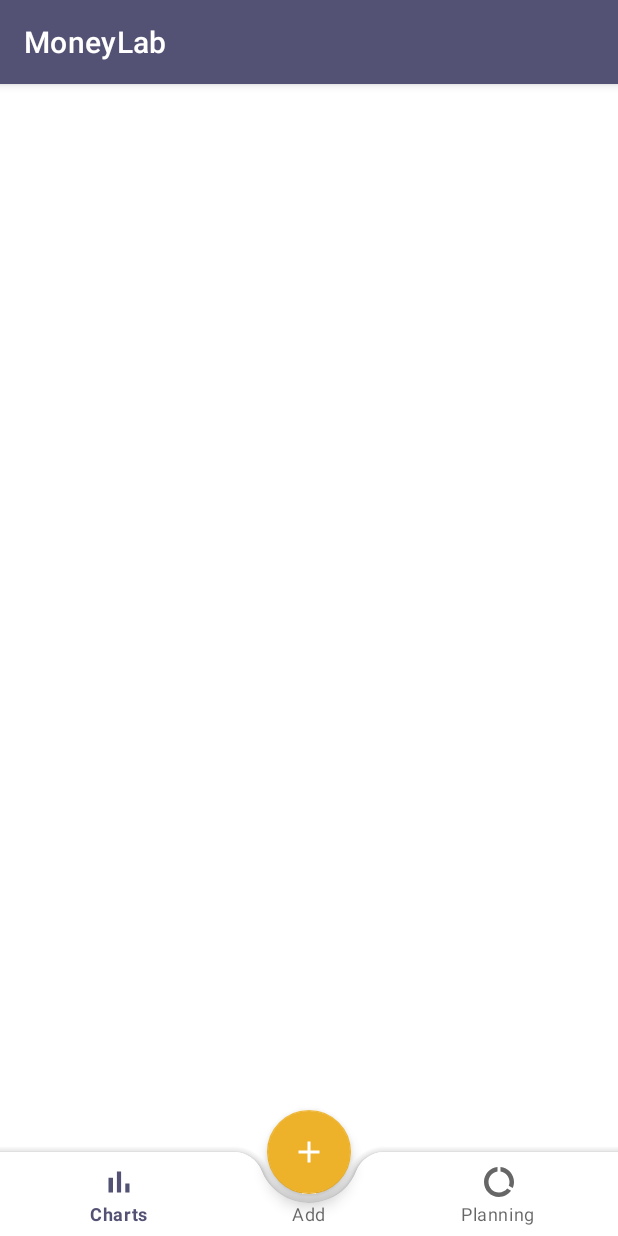
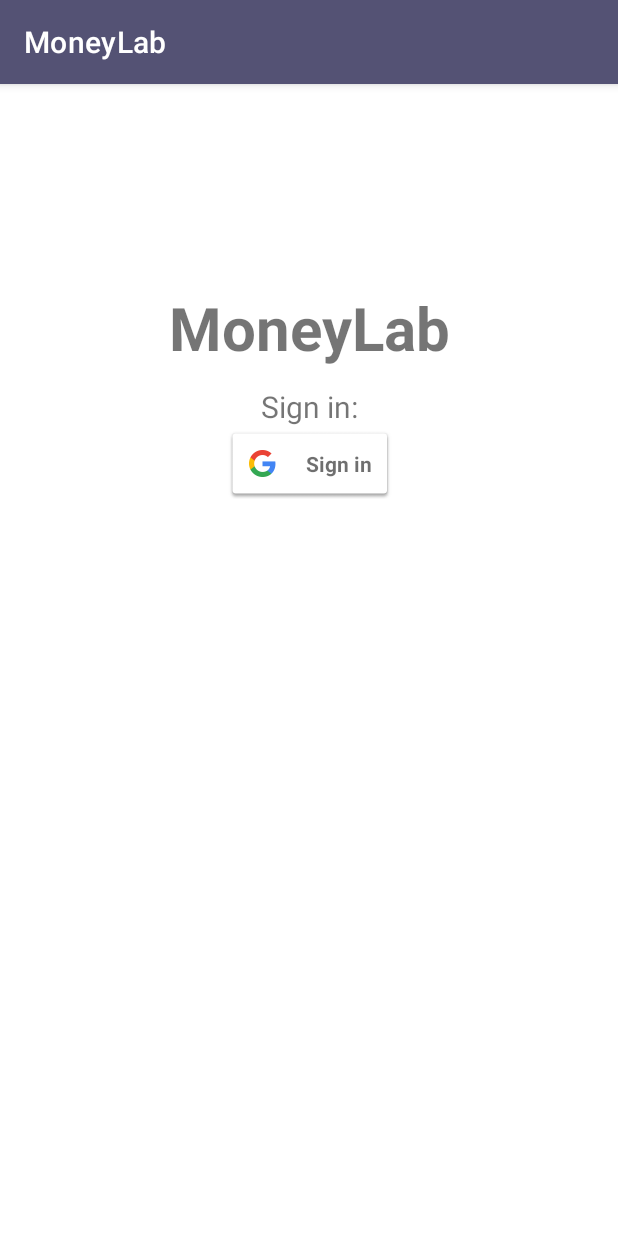
Before and after one commit to GholemHub/MoneyLab2, an Android app: the screen it shows after launch (MainActivity), on a phone screen of 412 x 824 dp. Run offline under Robolectric (Android 15) with nearby library versions, the phone set to English and light mode, and no system bars; our stand-ins replace Dagger/Hilt's generated code, Timber, navigation-ui; 4 statements that could not run were skipped.

Commit message:
[G] Google sign in + Authentication Fragment

```diff
--- a/app/build.gradle
+++ b/app/build.gradle
@@ -5,6 +5,7 @@
     id "kotlin-kapt"
     id 'dagger.hilt.android.plugin'
     id 'androidx.navigation.safeargs.kotlin'
+    id 'com.google.gms.google-services'
 }
 
 android {
@@ -62,6 +63,9 @@
 
     // Hilt
     implementation("com.google.dagger:hilt-android:2.38.1")
+    implementation 'com.google.android.gms:play-services-base:18.1.0'
+    implementation 'com.google.android.gms:play-services-auth:20.2.0'
+
     kapt("com.google.dagger:hilt-android-compiler:2.38.1")
 
     // Rest
--- a/app/src/main/AndroidManifest.xml
+++ b/app/src/main/AndroidManifest.xml
@@ -2,6 +2,8 @@
 <manifest xmlns:android="http://schemas.android.com/apk/res/android"
     xmlns:tools="http://schemas.android.com/tools"
     package="com.gholem.moneylab">
+
+    <uses-permission android:name="android.permission.INTERNET"/>
 
     <application
         android:name=".app.App"
--- /dev/null
+++ b/app/src/main/java/com/gholem/moneylab/features/authentication/AuthenticationFragment.kt
@@ -0,0 +1,68 @@
+package com.gholem.moneylab.features.authentication
+
+import android.content.Intent
+import androidx.fragment.app.viewModels
+import com.gholem.moneylab.arch.base.BaseFragment
+import com.gholem.moneylab.databinding.FragmentAuthenticationBinding
+import com.gholem.moneylab.features.authentication.navigation.AuthenticationNavigation
+import com.gholem.moneylab.features.authentication.viewmodel.AuthenticationViewModel
+import com.gholem.moneylab.features.authentication.viewmodel.AuthenticationViewModel.Companion.RC_SIGN_IN
+import com.google.android.gms.auth.api.signin.GoogleSignIn
+import com.google.android.gms.auth.api.signin.GoogleSignInAccount
+import com.google.android.gms.auth.api.signin.GoogleSignInClient
+import com.google.android.gms.auth.api.signin.GoogleSignInOptions
+import com.google.android.gms.tasks.Task
+import dagger.hilt.android.AndroidEntryPoint
+import timber.log.Timber
+
+
+@AndroidEntryPoint
+class AuthenticationFragment :
+    BaseFragment<FragmentAuthenticationBinding, AuthenticationViewModel>() {
+
+    private val viewModel: AuthenticationViewModel by viewModels()
+
+    lateinit var authenticationNavigation: AuthenticationNavigation
+
+    override fun constructViewBinding(): FragmentAuthenticationBinding =
+        FragmentAuthenticationBinding.inflate(layoutInflater)
+
+    override fun init(viewBinding: FragmentAuthenticationBinding) {
+        googleSignInOptions()
+
+        viewBinding.GoogleSignInButton.setOnClickListener {
+            signIn()
+
+            Timber.i("Gogole sign in")
+        }
+    }
+
+    override fun setupNavigation() {
+        authenticationNavigation = AuthenticationNavigation(navControllerWrapper)
+        viewModel.navigation.observe(this, authenticationNavigation::navigate)
+    }
+
+    lateinit var mGoogleSignInClient: GoogleSignInClient
+
+    override fun onActivityResult(requestCode: Int, resultCode: Int, data: Intent?) {
+        super.onActivityResult(requestCode, resultCode, data)
+        val task: Task<GoogleSignInAccount> =
+            GoogleSignIn.getSignedInAccountFromIntent(data)
+
+        viewModel.handleSignInResult(task)
+    }
+
+    private fun signIn() {
+        val signInIntent = mGoogleSignInClient.signInIntent
+        startActivityForResult(signInIntent, RC_SIGN_IN)
+    }
+
+    fun googleSignInOptions() {
+        val gso = GoogleSignInOptions.Builder(GoogleSignInOptions.DEFAULT_SIGN_IN)
+            .requestEmail()
+            .build()
+        GoogleSignIn.getLastSignedInAccount(requireContext())
+
+        mGoogleSignInClient = GoogleSignIn.getClient(requireContext(), gso)
+    }
+}
--- /dev/null
+++ b/app/src/main/java/com/gholem/moneylab/features/authentication/navigation/AuthenticationNavigation.kt
@@ -0,0 +1,17 @@
+package com.gholem.moneylab.features.authentication.navigation
+
+import com.gholem.moneylab.arch.nav.NavControllerWrapper
+import com.gholem.moneylab.arch.nav.NavigationController
+import com.gholem.moneylab.features.authentication.AuthenticationFragmentDirections.Companion.actionAuthenticationFragmentToChartNavigation
+import javax.inject.Inject
+
+class AuthenticationNavigation @Inject constructor(
+    private val navControllerWrapper: NavControllerWrapper
+) : NavigationController<AuthenticationNavigationEvent> {
+    override fun navigate(event: AuthenticationNavigationEvent) {
+        when (event) {
+            AuthenticationNavigationEvent.ToDashboard ->
+                navControllerWrapper.navigate(actionAuthenticationFragmentToChartNavigation())
+        }
+    }
+}
--- /dev/null
+++ b/app/src/main/java/com/gholem/moneylab/features/authentication/navigation/AuthenticationNavigationEvent.kt
@@ -0,0 +1,6 @@
+package com.gholem.moneylab.features.authentication.navigation
+
+sealed class AuthenticationNavigationEvent {
+
+    object ToDashboard : AuthenticationNavigationEvent()
+}
--- /dev/null
+++ b/app/src/main/java/com/gholem/moneylab/features/authentication/viewmodel/AuthenticationViewModel.kt
@@ -0,0 +1,38 @@
+package com.gholem.moneylab.features.authentication.viewmodel
+
+import android.content.ContentValues
+import android.util.Log
+import androidx.lifecycle.ViewModel
+import com.gholem.moneylab.arch.nav.NavigationLiveData
+import com.gholem.moneylab.common.BottomNavigationVisibilityBus
+import com.gholem.moneylab.features.authentication.navigation.AuthenticationNavigationEvent
+import com.google.android.gms.auth.api.signin.GoogleSignInAccount
+import com.google.android.gms.common.api.ApiException
+import com.google.android.gms.tasks.Task
+import dagger.hilt.android.lifecycle.HiltViewModel
+import javax.inject.Inject
+
+@HiltViewModel
+class AuthenticationViewModel @Inject constructor(
+    private val bottomNavigationVisibilityBus: BottomNavigationVisibilityBus
+) : ViewModel() {
+
+    val navigation: NavigationLiveData<AuthenticationNavigationEvent> = NavigationLiveData()
+
+    fun goToDashboard() {
+        navigation.emit(AuthenticationNavigationEvent.ToDashboard)
+        bottomNavigationVisibilityBus.changeVisibility(true)
+    }
+
+    fun handleSignInResult(completedTask: Task<GoogleSignInAccount>) {
+        try {
+            goToDashboard()
+        } catch (e: ApiException) {
+            Log.w(ContentValues.TAG, "signInResult:failed code=" + e.statusCode)
+        }
+    }
+
+    companion object {
+        var RC_SIGN_IN = 0
+    }
+}
--- a/app/src/main/java/com/gholem/moneylab/features/splashScreen/SplashFragment.kt
+++ b/app/src/main/java/com/gholem/moneylab/features/splashScreen/SplashFragment.kt
@@ -3,12 +3,12 @@
 import androidx.appcompat.app.AppCompatActivity
 import androidx.core.view.isVisible
 import androidx.fragment.app.viewModels
-import androidx.viewbinding.ViewBinding
 import com.gholem.moneylab.arch.base.BaseFragment
 import com.gholem.moneylab.databinding.FragmentSplashBinding
 import com.gholem.moneylab.features.splashScreen.navigation.SplashNavigation
 import com.gholem.moneylab.features.splashScreen.viewmodel.SplashViewModel
 import com.gholem.moneylab.util.observeWithLifecycle
+import com.google.android.gms.auth.api.signin.GoogleSignIn
 import dagger.hilt.android.AndroidEntryPoint
 
 @AndroidEntryPoint
@@ -24,6 +24,7 @@
     override fun init(viewBinding: FragmentSplashBinding) {
         observeData()
         viewModel.init()
+        googleSignInOptions()
     }
 
     override fun onResume() {
@@ -39,6 +40,15 @@
     override fun setupNavigation() {
         splashNavigation = SplashNavigation(navControllerWrapper)
         viewModel.navigation.observe(this, splashNavigation::navigate)
+    }
+
+    fun googleSignInOptions() {
+        val account = GoogleSignIn.getLastSignedInAccount(requireContext())
+        if (account == null) {
+            viewModel.goToAuthentication()
+        } else {
+            viewModel.goToDashboard()
+        }
     }
 
     private fun observeData() {
--- a/app/src/main/java/com/gholem/moneylab/features/splashScreen/navigation/SplashNavigation.kt
+++ b/app/src/main/java/com/gholem/moneylab/features/splashScreen/navigation/SplashNavigation.kt
@@ -2,6 +2,7 @@
 
 import com.gholem.moneylab.arch.nav.NavControllerWrapper
 import com.gholem.moneylab.arch.nav.NavigationController
+import com.gholem.moneylab.features.splashScreen.SplashFragmentDirections.Companion.actionSplashFragmentToAuthenticationFragment
 import com.gholem.moneylab.features.splashScreen.SplashFragmentDirections.Companion.actionToDashboard
 import javax.inject.Inject
 
@@ -12,6 +13,8 @@
     override fun navigate(event: SplashNavigationEvent) {
         when (event) {
             SplashNavigationEvent.ToDashboard -> navControllerWrapper.navigate(actionToDashboard())
+            SplashNavigationEvent.ToAuthentication -> navControllerWrapper.navigate(
+                actionSplashFragmentToAuthenticationFragment())
         }
     }
 }
--- a/app/src/main/java/com/gholem/moneylab/features/splashScreen/navigation/SplashNavigationEvent.kt
+++ b/app/src/main/java/com/gholem/moneylab/features/splashScreen/navigation/SplashNavigationEvent.kt
@@ -3,4 +3,5 @@
 sealed class SplashNavigationEvent {
 
     object ToDashboard : SplashNavigationEvent()
+    object ToAuthentication : SplashNavigationEvent()
 }
--- a/app/src/main/java/com/gholem/moneylab/features/splashScreen/viewmodel/SplashViewModel.kt
+++ b/app/src/main/java/com/gholem/moneylab/features/splashScreen/viewmodel/SplashViewModel.kt
@@ -25,8 +25,10 @@
 
     fun init() = viewModelScope.launch {
         _uiState.send(UiState.Loading)
-        delay(3000) { _uiState.send(UiState.Loaded) }
-        delay(1000) { _uiState.send(UiState.NavigateToDashboard) }
+    }
+
+    fun goToAuthentication() {
+        navigation.emit(SplashNavigationEvent.ToAuthentication)
     }
 
     fun goToDashboard() {
--- a/app/src/main/java/com/gholem/moneylab/util/CodeExamples.kt
+++ b/app/src/main/java/com/gholem/moneylab/util/CodeExamples.kt
@@ -21,4 +21,6 @@
         coroutineChannel.trySend(GlobalScope.launch(start = CoroutineStart.LAZY) {
         })
     }
+
+    // To Get Data From Google Use: val account = completedTask.getResult(ApiException::class.java)
 }
--- /dev/null
+++ b/app/src/main/res/layout/fragment_authentication.xml
@@ -0,0 +1,45 @@
+<?xml version="1.0" encoding="utf-8"?>
+<androidx.constraintlayout.widget.ConstraintLayout xmlns:android="http://schemas.android.com/apk/res/android"
+    xmlns:app="http://schemas.android.com/apk/res-auto"
+    xmlns:tools="http://schemas.android.com/tools"
+    android:layout_width="match_parent"
+    android:layout_height="match_parent"
+    tools:context="com.gholem.moneylab.main.MainActivity">
+
+
+    <TextView
+
+        android:id="@+id/textView3"
+        android:layout_width="wrap_content"
+        android:layout_height="wrap_content"
+        android:layout_marginTop="135dp"
+        android:text="MoneyLab"
+        android:textSize="40sp"
+        android:textStyle="bold"
+        app:layout_constraintEnd_toEndOf="parent"
+        app:layout_constraintStart_toStartOf="parent"
+        app:layout_constraintTop_toTopOf="parent" />
+
+    <TextView
+        android:id="@+id/textView2"
+        android:layout_width="wrap_content"
+        android:layout_height="wrap_content"
+        android:layout_marginTop="12dp"
+        android:text="Sign in:"
+        android:textSize="20sp"
+        app:layout_constraintEnd_toEndOf="@+id/textView3"
+        app:layout_constraintStart_toStartOf="@+id/textView3"
+        app:layout_constraintTop_toBottomOf="@+id/textView3" />
+
+    <com.google.android.gms.common.SignInButton
+        android:id="@+id/Google_sign_in_button"
+        android:layout_width="wrap_content"
+        android:layout_height="wrap_content"
+
+        app:layout_constraintBottom_toBottomOf="parent"
+        app:layout_constraintEnd_toEndOf="@+id/textView2"
+        app:layout_constraintStart_toStartOf="@+id/textView2"
+        app:layout_constraintTop_toBottomOf="@+id/textView2" />
+
+
+</androidx.constraintlayout.widget.ConstraintLayout>
--- a/app/src/main/res/layout/fragment_splash.xml
+++ b/app/src/main/res/layout/fragment_splash.xml
@@ -23,7 +23,8 @@
         app:layout_constraintBottom_toBottomOf="@id/splash_guideline_bottom"
         app:layout_constraintEnd_toEndOf="parent"
         app:layout_constraintStart_toStartOf="parent"
-        app:layout_constraintTop_toTopOf="@id/splash_guideline_top" />
+        app:layout_constraintTop_toTopOf="@id/splash_guideline_top"
+        />
 
     <androidx.constraintlayout.widget.Guideline
         android:id="@+id/splash_guideline_bottom"
--- a/app/src/main/res/navigation/dashboard_navigation.xml
+++ b/app/src/main/res/navigation/dashboard_navigation.xml
@@ -16,9 +16,23 @@
             app:destination="@id/chart_navigation"
             app:popUpTo="@id/dashboard_navigation"
             app:popUpToInclusive="true" />
+        <action
+            android:id="@+id/action_splash_fragment_to_authenticationFragment"
+            app:destination="@id/authenticationFragment"
+            app:popUpTo="@id/dashboard_navigation"
+            app:popUpToInclusive="true"/>
     </fragment>
 
     <include app:graph="@navigation/chart_navigation" />
     <include app:graph="@navigation/add_navigation" />
     <include app:graph="@navigation/planning_navigation" />
+    <fragment
+        android:id="@+id/authenticationFragment"
+        android:name="com.gholem.moneylab.features.authentication.AuthenticationFragment"
+        android:label="AuthenticationFragment" >
+        <action
+            android:id="@+id/action_authenticationFragment_to_chart_navigation"
+            app:destination="@id/chart_navigation"
+            />
+    </fragment>
 </navigation>
--- a/build.gradle
+++ b/build.gradle
@@ -5,10 +5,11 @@
         mavenCentral()
     }
     dependencies {
-        classpath "com.android.tools.build:gradle:7.0.4"
+        classpath 'com.android.tools.build:gradle:7.2.1'
         classpath "org.jetbrains.kotlin:kotlin-gradle-plugin:1.6.10"
         classpath("com.google.dagger:hilt-android-gradle-plugin:2.42")
         classpath "androidx.navigation:navigation-safe-args-gradle-plugin:2.5.0"
+        classpath 'com.google.gms:google-services:4.3.13'
 
         // NOTE: Do not place your application dependencies here; they belong
         // in the individual module build.gradle files
--- a/gradle.properties
+++ b/gradle.properties
@@ -21,3 +21,4 @@
 # resources declared in the library itself and none from the library's dependencies,
 # thereby reducing the size of the R class for that library
 android.nonTransitiveRClass=true
+APPLICATION_ID="com.gholem.moneylab"
```
Also changed, not shown: 1 other file.
